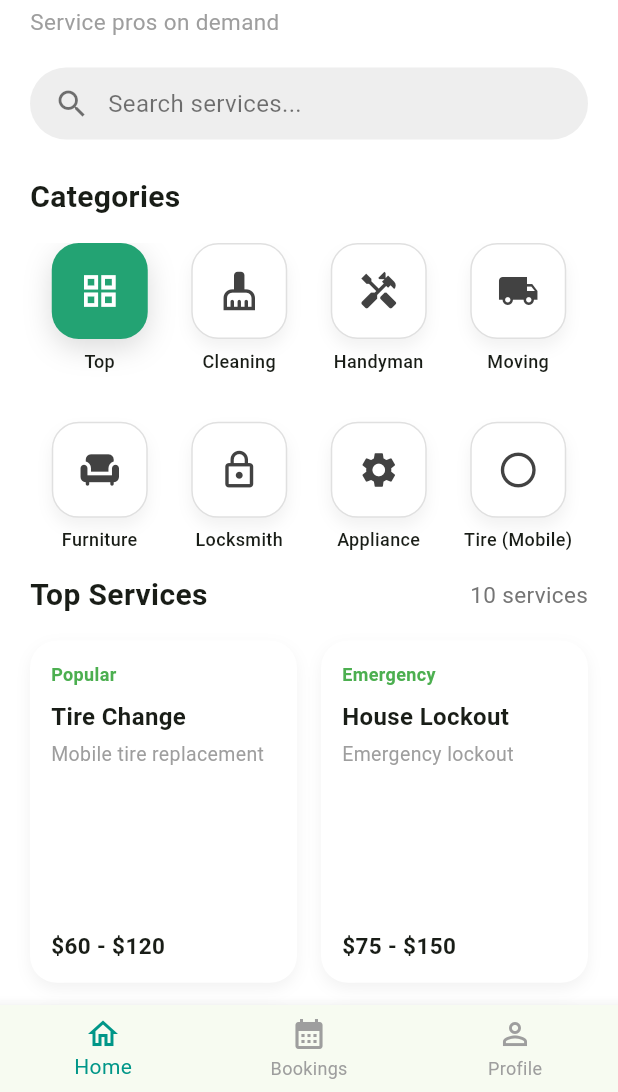
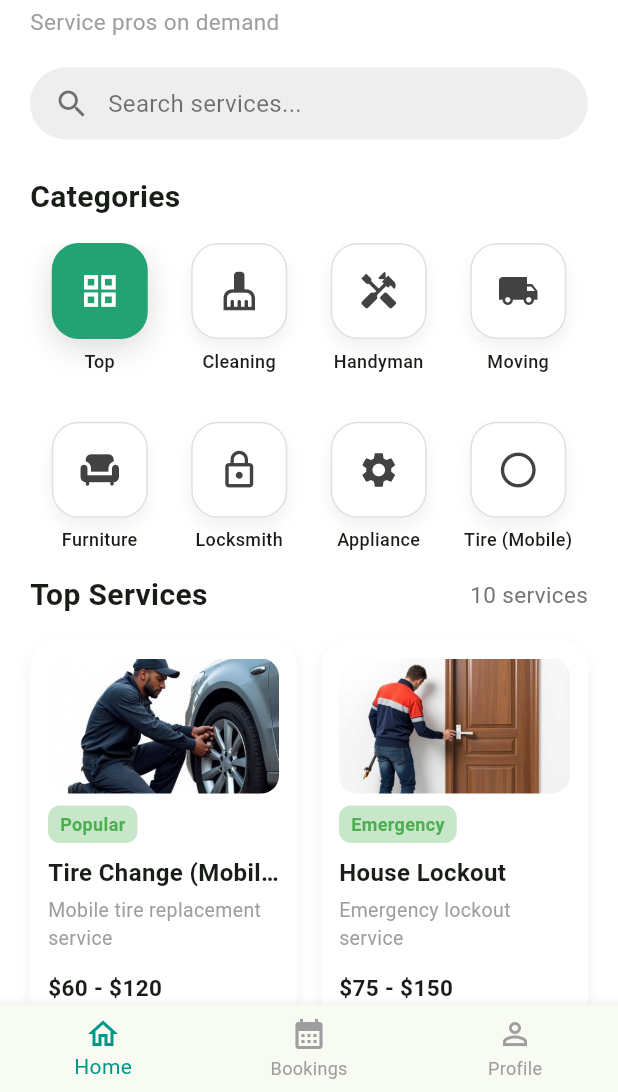
Before and after one commit to embakytbekov-cloud/eliman, a Flutter app: the screen it shows after launch, on a phone screen of 412 x 824 dp, the part 144-1236 px from its top. Run offline on Flutter 3.47's test engine with Material 3 defaults, Android fonts, the phone set to English and light mode, and no system bars.

Commit message:
3savewithpicture-top

```diff
--- a/lib/home/home_screen.dart
+++ b/lib/home/home_screen.dart
@@ -191,7 +191,7 @@ class _HomeScreenState extends State<HomeScreen> {
                       crossAxisCount: 2,
                       mainAxisSpacing: 16,
                       crossAxisSpacing: 16,
-                      childAspectRatio: 0.78,
+                      childAspectRatio: 0.70,
                     ),
                     itemBuilder: (context, index) {
                       return ServiceItem(service: demoServices[index]);
@@ -226,42 +226,75 @@ class _HomeScreenState extends State<HomeScreen> {
   }
 }
 
-// ---- DEMO DATA ----
 final List<Map<String, dynamic>> demoServices = [
   {
     "badge": "Popular",
-    "title": "Tire Change",
-    "subtitle": "Mobile tire replacement",
-    "price": "\$60 - \$120"
+    "title": "Tire Change (Mobile)",
+    "subtitle": "Mobile tire replacement service",
+    "price": "\$60 - \$120",
+    "image": "assets/images/tire_change.jpg"
   },
   {
     "badge": "Emergency",
     "title": "House Lockout",
-    "subtitle": "Emergency lockout",
-    "price": "\$75 - \$150"
+    "subtitle": "Emergency lockout service",
+    "price": "\$75 - \$150",
+    "image": "assets/images/house_lockout.jpg"
   },
   {
     "badge": "Popular",
     "title": "Lock Installation",
     "subtitle": "Install new locks",
-    "price": "\$80 - \$200"
+    "price": "\$80 - \$200",
+    "image": "assets/images/lock_installation.jpg"
   },
   {
     "badge": "Popular",
     "title": "TV Mounting",
-    "subtitle": "Wall mounting",
-    "price": "\$75 - \$150"
+    "subtitle": "Professional TV wall mounting",
+    "price": "\$75 - \$150",
+    "image": "assets/images/tv_mounting.jpg"
   },
   {
     "badge": "Popular",
     "title": "Furniture Assembly",
-    "subtitle": "Assemble furniture",
-    "price": "\$60 - \$150"
+    "subtitle": "Assemble any furniture",
+    "price": "\$60 - \$150",
+    "image": "assets/images/furniture_assembly.jpg"
   },
   {
     "badge": "Popular",
     "title": "Packing",
-    "subtitle": "Professional packing",
-    "price": "\$150 - \$400"
+    "subtitle": "Professional packing service",
+    "price": "\$150 - \$400",
+    "image": "assets/images/packing.jpg"
+  },
+  {
+    "badge": "Popular",
+    "title": "Washer Repair",
+    "subtitle": "Washing machine repair",
+    "price": "\$90 - \$250",
+    "image": "assets/images/washer_repair.jpg"
+  },
+  {
+    "badge": "Popular",
+    "title": "Full Apartment Move",
+    "subtitle": "Complete moving service",
+    "price": "\$300 - \$800",
+    "image": "assets/images/full_apartment_move.jpg"
+  },
+  {
+    "badge": "Popular",
+    "title": "Car Lockout",
+    "subtitle": "Emergency car lockout service",
+    "price": "\$60 - \$120",
+    "image": "assets/images/car_lockout.jpg"
+  },
+  {
+    "badge": "Popular",
+    "title": "Standard Cleaning",
+    "subtitle": "Regular home cleaning service",
+    "price": "\$80 - \$150",
+    "image": "assets/images/standard_cleaning.jpg"
   },
 ];
--- a/lib/home/widgets/service_item.dart
+++ b/lib/home/widgets/service_item.dart
@@ -8,7 +8,7 @@ class ServiceItem extends StatelessWidget {
   @override
   Widget build(BuildContext context) {
     return Container(
-      padding: const EdgeInsets.all(14),
+      padding: const EdgeInsets.all(12),
       decoration: BoxDecoration(
         color: Colors.white,
         borderRadius: BorderRadius.circular(18),
@@ -23,38 +23,72 @@ class ServiceItem extends StatelessWidget {
       child: Column(
         crossAxisAlignment: CrossAxisAlignment.start,
         children: [
-          Text(
-            service['badge'],
-            style: const TextStyle(
-              fontSize: 12,
-              fontWeight: FontWeight.bold,
-              color: Colors.green,
+          // ---- IMAGE (фиксированная высота) ----
+          ClipRRect(
+            borderRadius: BorderRadius.circular(12),
+            child: Image.asset(
+              service['image'],
+              height: 90, // ключ!
+              width: double.infinity,
+              fit: BoxFit.cover,
             ),
           ),
+
           const SizedBox(height: 8),
+
+          // ---- BADGE ----
+          Container(
+            padding: const EdgeInsets.symmetric(horizontal: 8, vertical: 4),
+            decoration: BoxDecoration(
+              color: Colors.green.shade100,
+              borderRadius: BorderRadius.circular(8),
+            ),
+            child: Text(
+              service['badge'],
+              style: const TextStyle(
+                fontSize: 12,
+                fontWeight: FontWeight.bold,
+                color: Colors.green,
+              ),
+            ),
+          ),
+
+          const SizedBox(height: 8),
+
+          // ---- TITLE ----
           Text(
             service['title'],
+            maxLines: 1,
+            overflow: TextOverflow.ellipsis,
             style: const TextStyle(
               fontSize: 16,
               fontWeight: FontWeight.w600,
             ),
           ),
+
           const SizedBox(height: 4),
+
+          // ---- SUBTITLE ----
           Text(
             service['subtitle'],
+            maxLines: 2,
+            overflow: TextOverflow.ellipsis,
             style: const TextStyle(
               fontSize: 13,
               color: Colors.grey,
             ),
           ),
+
           const Spacer(),
+
+          // ---- PRICE ----
           Text(
             service['price'],
             style: const TextStyle(
               fontSize: 15,
               fontWeight: FontWeight.bold,
             ),
-          )
+          ),
         ],
       ),
     );
```
Also changed, not shown: pubspec.yaml (+11 -1 lines), assets/images/car_lockout.jpg (added), assets/images/full_apartment_move.jpg (added), assets/images/furniture_assembly.jpg (added), assets/images/house_lockout.jpg (added), assets/images/lock_installation.jpg (added), assets/images/packing.jpg (added), assets/images/standard_cleaning.jpg (added), assets/images/tire_change.jpg (added), assets/images/tv_mounting.jpg (added), assets/images/washer_repair.jpg (added).
